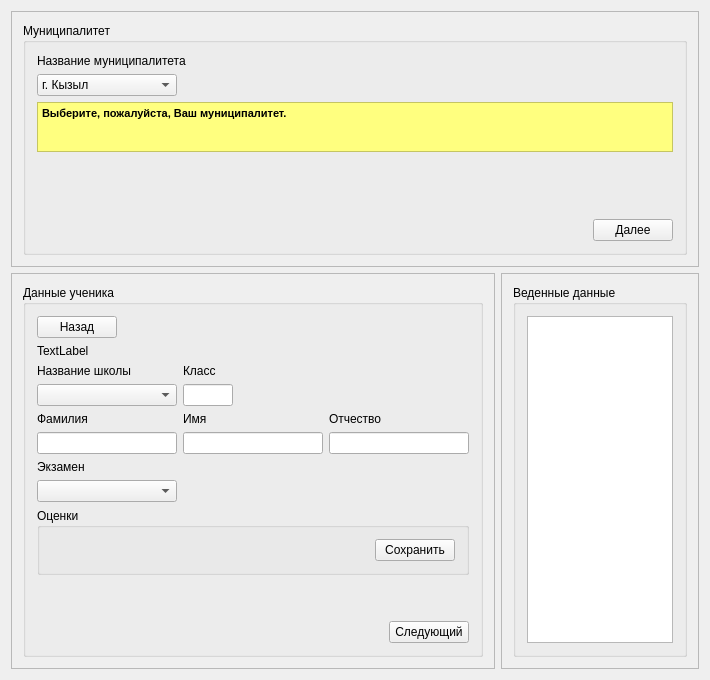
This is mainwindow.ui in dtapyshpan/ClientEGE as Qt 5 draws it before an edit. The edited form follows.
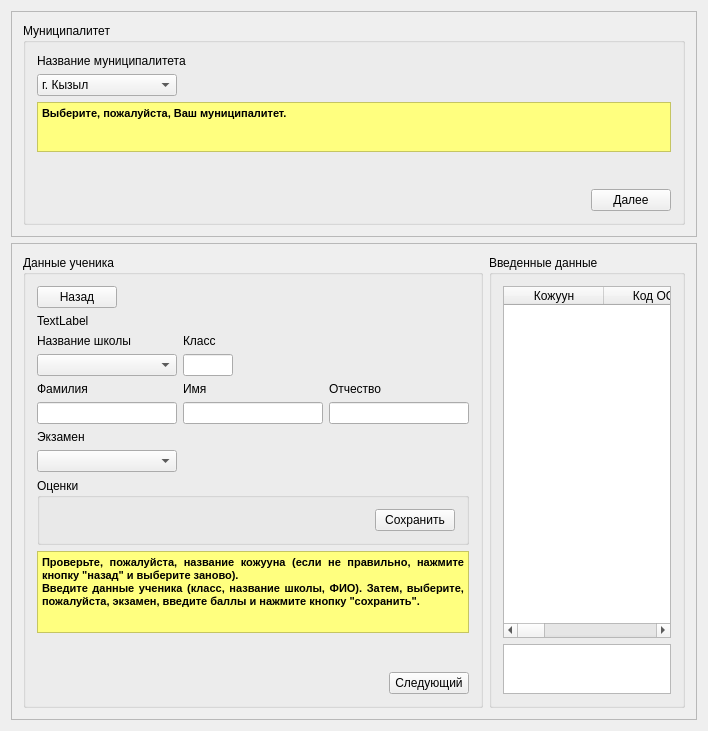
This is the edited form.

Commit message: add pupil class

Patch:
```diff
--- a/mainwindow.ui
+++ b/mainwindow.ui
@@ -6,8 +6,8 @@
    <rect>
     <x>0</x>
     <y>0</y>
-    <width>710</width>
-    <height>680</height>
+    <width>708</width>
+    <height>731</height>
    </rect>
   </property>
   <property name="sizePolicy">
@@ -266,8 +266,6 @@
      </widget>
     </item>
     <item>
-     <layout class="QHBoxLayout" name="horizontalLayout_10">
-      <item>
        <widget class="QFrame" name="secondView">
         <property name="frameShape">
          <enum>QFrame::StyledPanel</enum>
@@ -275,7 +273,7 @@
         <property name="frameShadow">
          <enum>QFrame::Raised</enum>
         </property>
-        <layout class="QVBoxLayout" name="verticalLayout_11">
+      <layout class="QHBoxLayout" name="horizontalLayout_10">
          <item>
           <widget class="QGroupBox" name="groupBox_2">
            <property name="maximumSize">
@@ -581,6 +579,28 @@
               </item>
              </layout>
             </item>
+          <item>
+           <widget class="QTextEdit" name="textEdit">
+            <property name="maximumSize">
+             <size>
+              <width>16777215</width>
+              <height>90</height>
+             </size>
+            </property>
+            <property name="styleSheet">
+             <string notr="true">background-color: rgb(255, 255, 127);
+color: rgb(0, 0, 0);</string>
+            </property>
+            <property name="html">
+             <string>&lt;!DOCTYPE HTML PUBLIC &quot;-//W3C//DTD HTML 4.0//EN&quot; &quot;http://www.w3.org/TR/REC-html40/strict.dtd&quot;&gt;
+&lt;html&gt;&lt;head&gt;&lt;meta name=&quot;qrichtext&quot; content=&quot;1&quot; /&gt;&lt;style type=&quot;text/css&quot;&gt;
+p, li { white-space: pre-wrap; }
+&lt;/style&gt;&lt;/head&gt;&lt;body style=&quot; font-family:'MS Shell Dlg 2'; font-size:8.25pt; font-weight:400; font-style:normal;&quot;&gt;
+&lt;p align=&quot;justify&quot; style=&quot; margin-top:0px; margin-bottom:0px; margin-left:0px; margin-right:0px; -qt-block-indent:0; text-indent:0px;&quot;&gt;&lt;span style=&quot; font-weight:600;&quot;&gt;Проверьте, пожалуйста, название кожууна (если не правильно, нажмите кнопку &amp;quot;назад&amp;quot; и выберите заново).&lt;/span&gt;&lt;/p&gt;
+&lt;p align=&quot;justify&quot; style=&quot; margin-top:0px; margin-bottom:0px; margin-left:0px; margin-right:0px; -qt-block-indent:0; text-indent:0px;&quot;&gt;&lt;span style=&quot; font-weight:600;&quot;&gt;Введите данные ученика (класс, название школы, ФИО). Затем, выберите, пожалуйста, экзамен, введите баллы и нажмите кнопку &amp;quot;сохранить&amp;quot;.&lt;/span&gt;&lt;/p&gt;&lt;/body&gt;&lt;/html&gt;</string>
+            </property>
+           </widget>
+          </item>
             <item>
              <spacer name="verticalSpacer_2">
               <property name="orientation">
@@ -621,34 +641,66 @@
            </layout>
           </widget>
          </item>
-        </layout>
-       </widget>
-      </item>
-      <item>
-       <widget class="QFrame" name="tableview">
-        <property name="frameShape">
-         <enum>QFrame::StyledPanel</enum>
-        </property>
-        <property name="frameShadow">
-         <enum>QFrame::Raised</enum>
-        </property>
-        <layout class="QVBoxLayout" name="verticalLayout_12">
          <item>
           <widget class="QGroupBox" name="groupBox_3">
            <property name="title">
-            <string>Веденные данные</string>
+          <string>Введенные данные</string>
            </property>
            <layout class="QVBoxLayout" name="verticalLayout_14">
             <item>
-             <widget class="QTableWidget" name="tableWidget"/>
-            </item>
-           </layout>
+           <widget class="QTableWidget" name="tableviewpupil">
+            <column>
+             <property name="text">
+              <string>Кожуун</string>
+             </property>
+            </column>
+            <column>
+             <property name="text">
+              <string>Код ОО</string>
+             </property>
+            </column>
+            <column>
+             <property name="text">
+              <string>Школа</string>
+             </property>
+            </column>
+            <column>
+             <property name="text">
+              <string>Класс</string>
+             </property>
+            </column>
+            <column>
+             <property name="text">
+              <string>Фамилия</string>
+             </property>
+            </column>
+            <column>
+             <property name="text">
+              <string>Имя</string>
+             </property>
+            </column>
+            <column>
+             <property name="text">
+              <string>Отчество</string>
+             </property>
+            </column>
+           </widget>
+          </item>
+          <item>
+           <widget class="QTableWidget" name="tableviewscores">
+            <property name="maximumSize">
+             <size>
+              <width>16777215</width>
+              <height>50</height>
+             </size>
+            </property>
           </widget>
          </item>
         </layout>
        </widget>
       </item>
      </layout>
+     </widget>
     </item>
    </layout>
   </widget>
```
Left out of the diff: 2 changed lines with no effect on the pictures. Lines whose indentation alone changed are shown as unchanged. The commit also changes 4 other files.
